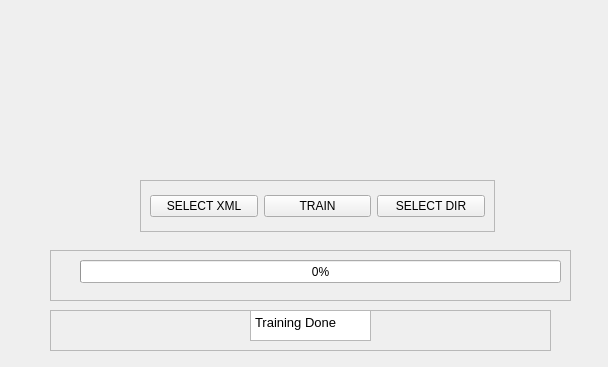
The window that FacesTrain.ui (nitin-vk/face-recognition-based-attendance) describes before a commit, drawn with Qt 5.
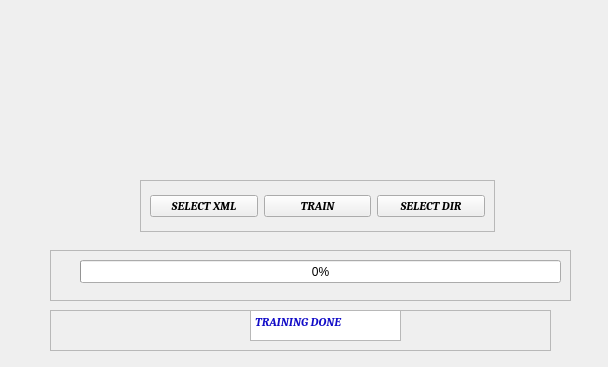
The same window after the commit. Icons and pictures are not drawn.

Patch:
```diff
--- a/FacesTrain.ui
+++ b/FacesTrain.ui
@@ -40,6 +40,14 @@
    <layout class="QHBoxLayout" name="horizontalLayout">
     <item>
      <widget class="QPushButton" name="selectXml">
+      <property name="font">
+       <font>
+        <family>Cambria</family>
+        <weight>75</weight>
+        <italic>true</italic>
+        <bold>true</bold>
+       </font>
+      </property>
       <property name="text">
        <string>SELECT XML</string>
       </property>
@@ -47,6 +55,14 @@
     </item>
     <item>
      <widget class="QPushButton" name="trainBtn">
+      <property name="font">
+       <font>
+        <family>Cambria</family>
+        <weight>75</weight>
+        <italic>true</italic>
+        <bold>true</bold>
+       </font>
+      </property>
       <property name="text">
        <string>TRAIN</string>
       </property>
@@ -54,6 +70,14 @@
     </item>
     <item>
      <widget class="QPushButton" name="selectDir">
+      <property name="font">
+       <font>
+        <family>Cambria</family>
+        <weight>75</weight>
+        <italic>true</italic>
+        <bold>true</bold>
+       </font>
+      </property>
       <property name="text">
        <string>SELECT DIR</string>
       </property>
@@ -110,19 +134,24 @@
      <rect>
       <x>200</x>
       <y>0</y>
-      <width>121</width>
+      <width>151</width>
       <height>31</height>
      </rect>
     </property>
+    <property name="font">
+     <font>
+      <family>Cambria</family>
+      <weight>75</weight>
+      <italic>true</italic>
+      <bold>true</bold>
+     </font>
+    </property>
     <property name="html">
      <string>&lt;!DOCTYPE HTML PUBLIC &quot;-//W3C//DTD HTML 4.0//EN&quot; &quot;http://www.w3.org/TR/REC-html40/strict.dtd&quot;&gt;
-&lt;html&gt;&lt;head&gt;&lt;meta name=&quot;qrichtext&quot; content=&quot;1&quot; /&gt;&lt;meta charset=&quot;utf-8&quot; /&gt;&lt;style type=&quot;text/css&quot;&gt;
+&lt;html&gt;&lt;head&gt;&lt;meta name=&quot;qrichtext&quot; content=&quot;1&quot; /&gt;&lt;style type=&quot;text/css&quot;&gt;
 p, li { white-space: pre-wrap; }
-hr { height: 1px; border-width: 0; }
-li.unchecked::marker { content: &quot;\2610&quot;; }
-li.checked::marker { content: &quot;\2612&quot;; }
-&lt;/style&gt;&lt;/head&gt;&lt;body style=&quot; font-family:'Segoe UI'; font-size:9pt; font-weight:400; font-style:normal;&quot;&gt;
-&lt;p style=&quot; margin-top:0px; margin-bottom:0px; margin-left:0px; margin-right:0px; -qt-block-indent:0; text-indent:0px;&quot;&gt;&lt;span style=&quot; font-family:'MS Shell Dlg 2'; font-size:10pt;&quot;&gt;Training Done&lt;/span&gt;&lt;/p&gt;&lt;/body&gt;&lt;/html&gt;</string>
+&lt;/style&gt;&lt;/head&gt;&lt;body style=&quot; font-family:'Cambria'; font-size:8pt; font-weight:600; font-style:italic;&quot;&gt;
+&lt;p style=&quot; margin-top:0px; margin-bottom:0px; margin-left:0px; margin-right:0px; -qt-block-indent:0; text-indent:0px;&quot;&gt;&lt;span style=&quot; font-family:'MS Shell Dlg 2'; font-size:9pt; color:#130dc8;&quot;&gt;TRAINING DONE&lt;/span&gt;&lt;/p&gt;&lt;/body&gt;&lt;/html&gt;</string>
     </property>
    </widget>
   </widget>
@@ -132,7 +161,7 @@
      <x>230</x>
      <y>70</y>
      <width>161</width>
-     <height>111</height>
+     <height>101</height>
     </rect>
    </property>
    <property name="minimumSize">
```
